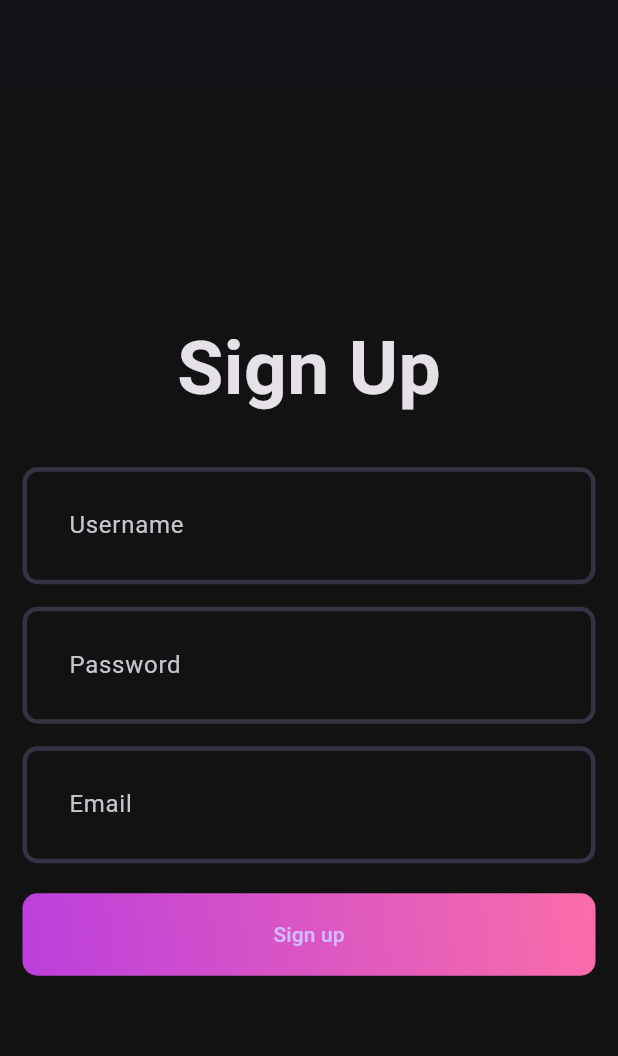
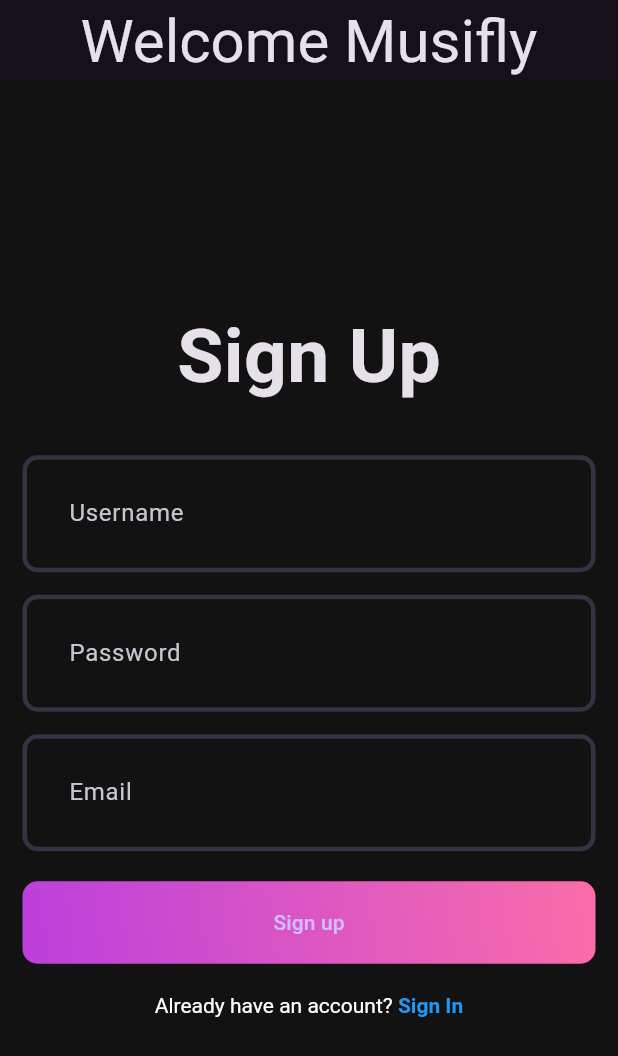
Before and after one commit to Mahanandha10/Musifly, a Flutter app: the screen it shows after launch, on a phone screen of 412 x 824 dp. Shown: the top 1056 px of the screen. Run offline on Flutter 3.47's test engine with Material 3 defaults, Android fonts, the phone set to English and light mode, and no system bars.

Commit message:
signup page

```diff
--- a/client/lib/features/auth/view/pages/signup_page.dart
+++ b/client/lib/features/auth/view/pages/signup_page.dart
@@ -14,11 +14,19 @@
   Widget build(BuildContext context) {
     return Scaffold(
       appBar: AppBar(
-       // const TextStyle('Musifly'),
+       title: Padding(
+    padding: const EdgeInsets.all(8.0),
+    child: Text(
+      'Welcome Musifly',
+      style: TextStyle(
+        fontSize: 40,
+      ),
+    ),
+  ),
+  centerTitle: true,
 ),
       body: Padding(
         padding: const EdgeInsets.all(15.0),
-
         child: Column(
           mainAxisAlignment: MainAxisAlignment.center,
           children: [
@@ -27,33 +35,40 @@
               style: TextStyle(
                 fontSize: 50,
                 fontWeight: FontWeight.bold,
-
               ),
             ),
             const SizedBox(height: 30),
-        CustomField(
+            const CustomField(
               hintText: 'Username',
             ),
             const SizedBox(height: 15),
-        CustomField(
+            const CustomField(
               hintText: 'Password',
             ),
             const SizedBox(height: 15),
-        CustomField(
+            const CustomField(
               hintText: 'Email',
             ),
             const SizedBox(height: 20),
-        AuthGradientButton(),
+            const AuthGradientButton(),
             const SizedBox(height: 20),
-        //  RichText(
-        //   text:TextSpan(
-        //     text: 'Already have an account?',
-        //     children: [
-        //       TextSpan(text: 'Sign In',
-        //       ),
-        //     ],
-        //   ),
-        //   ),
+            RichText(
+              text: const TextSpan(
+                text: 'Already have an account? ',
+                style: TextStyle(
+                    color: Colors.white), // Set the default color to white
+                children: [
+                  TextSpan(
+                    text: 'Sign In',
+                    style: TextStyle(
+                      color: Colors
+                          .blue, // Optional: Set a different color for "Sign In"
+                      fontWeight: FontWeight.bold, // Optional: Make it bold
+                    ),
+                  ),
+                ],
+              ),
+            ),
           ],
         ),
       ),
```
Lines whose indentation alone changed are shown as unchanged.
